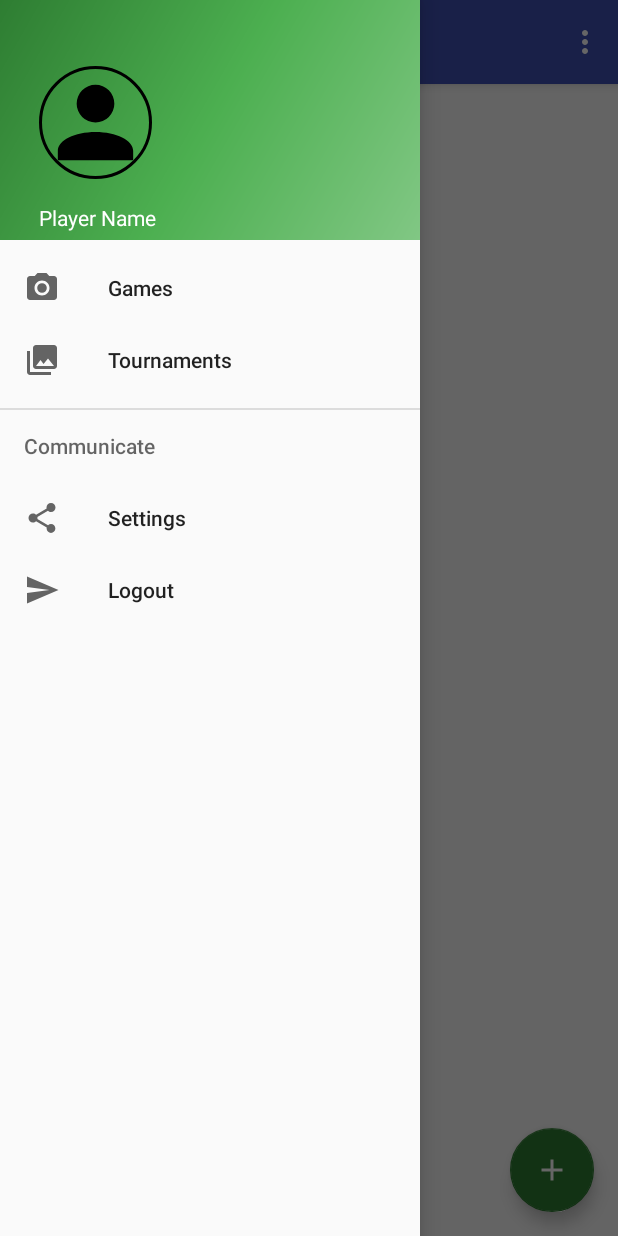
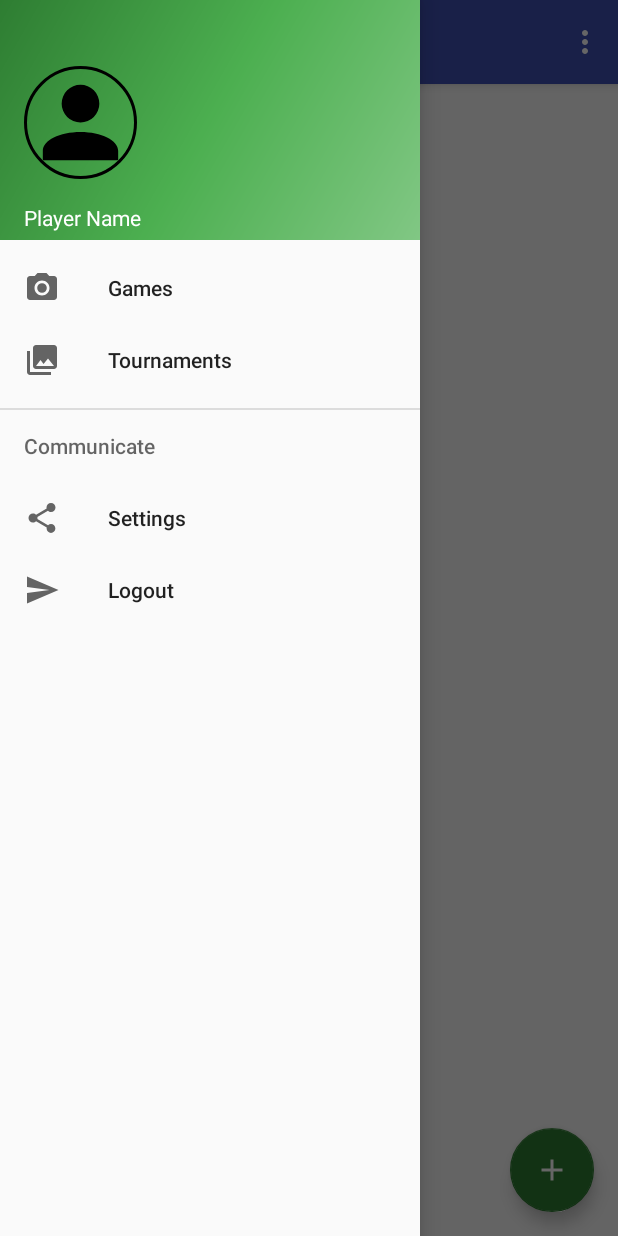
Before and after one commit to ArtemGulia/KickerApp, an Android app: the KickerAppActivity screen opened directly, with no data from a screen before it, with the side drawer open, on a phone screen of 412 x 824 dp. Run offline under Robolectric (Android 15) with nearby library versions, the phone set to English and light mode, and no system bars; our stand-ins replace CircleImageView, Picasso; libraries missing offline, so code that uses them is left out: com.github.nkzawa.socketio, retrofit.client; pictures from the network do not load.

Commit message:
Fixing nav header

```diff
--- a/app/src/main/java/com/g_art/kickerapp/activity/KickerAppActivity.java
+++ b/app/src/main/java/com/g_art/kickerapp/activity/KickerAppActivity.java
@@ -342,10 +342,10 @@ public class KickerAppActivity extends AppCompatActivity implements View.OnClick
 
     private void openGameFragment() {
         Bundle bundle = new Bundle();
-        bundle.putParcelable(KickerAppActivity.PLAYER_KEY, mPlayer);
+        bundle.putParcelable(PLAYER_KEY, mPlayer);
 
         boolean isNewGame = true;
-        bundle.putBoolean(KickerAppActivity.NEW_GAME_KEY, isNewGame);
+        bundle.putBoolean(NEW_GAME_KEY, isNewGame);
 
         // Create new fragment and transaction
         FragmentManager fragmentManager = getSupportFragmentManager();
--- a/app/src/main/java/com/g_art/kickerapp/fragment/game/GameFragment.java
+++ b/app/src/main/java/com/g_art/kickerapp/fragment/game/GameFragment.java
@@ -69,6 +69,8 @@ public class GameFragment extends Fragment {
 
         if (mIsNewGame) {
             ((KickerAppActivity)getActivity()).hideFab();
+            mSwipeRefreshLayout.setRefreshing(false);
+            mSwipeRefreshLayout.setEnabled(false);
         } else {
             ((KickerAppActivity)getActivity()).showFab();
             mProgressBar.setVisibility(View.VISIBLE);
--- a/app/src/main/res/layout/game_card_view.xml
+++ b/app/src/main/res/layout/game_card_view.xml
@@ -5,7 +5,6 @@
     xmlns:app="http://schemas.android.com/apk/res-auto"
     android:layout_width="match_parent"
     android:layout_height="wrap_content"
-    android:layout_margin="10dp"
     app:cardCornerRadius="8dp">
 
     <com.balysv.materialripple.MaterialRippleLayout
--- a/app/src/main/res/layout/nav_header_home.xml
+++ b/app/src/main/res/layout/nav_header_home.xml
@@ -6,7 +6,7 @@
               android:gravity="bottom"
               android:orientation="vertical"
               android:paddingBottom="@dimen/activity_vertical_margin"
-              android:paddingLeft="@dimen/activity_horizontal_margin"
+              android:paddingLeft="16dp"
               android:paddingRight="@dimen/activity_horizontal_margin"
               android:paddingTop="@dimen/activity_vertical_margin"
               android:id="@+id/nav_header"
@@ -20,7 +20,7 @@
         android:src="@drawable/account"
         app:civ_border_width="2dp"
         app:civ_border_color="#FF000000"
-        android:layout_marginLeft="16dp"/>
+        />
 
     <TextView
         android:id="@+id/txt_nav_header_player_name"
@@ -29,7 +29,6 @@
         android:paddingTop="@dimen/nav_header_vertical_spacing"
         android:text="Player Name"
         android:textAppearance="@style/TextAppearance.AppCompat.Body1"
-        android:layout_marginLeft="16dp"
         android:textColor="#FFFFFF"
         android:textSize="14sp"/>
 
```
